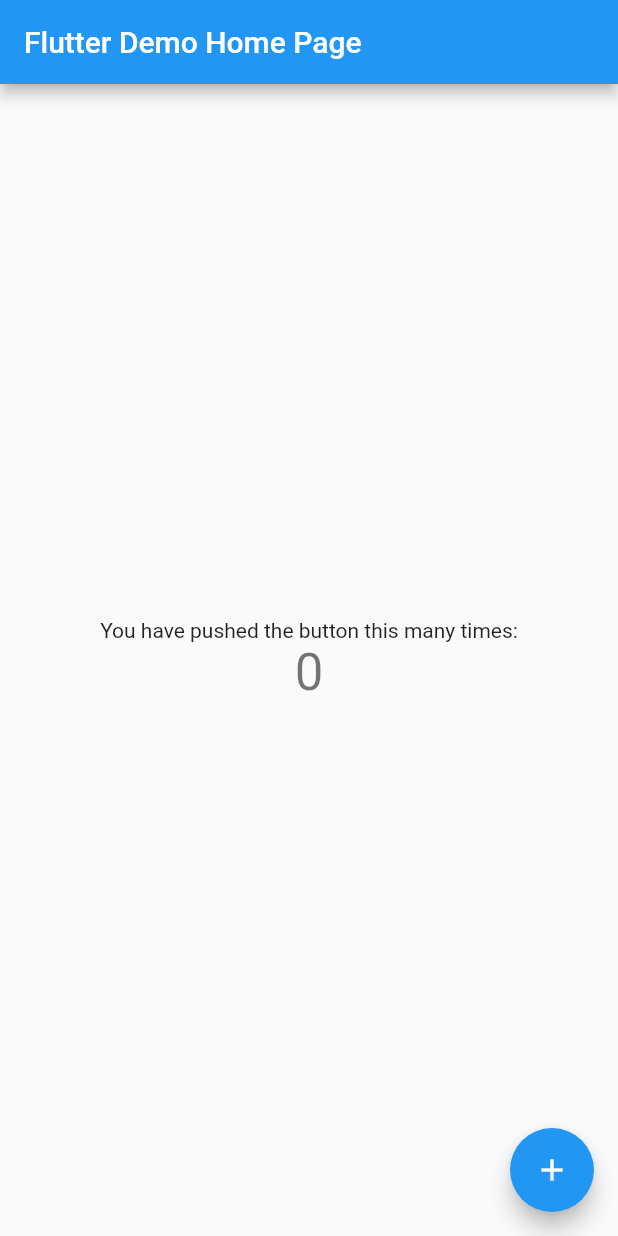
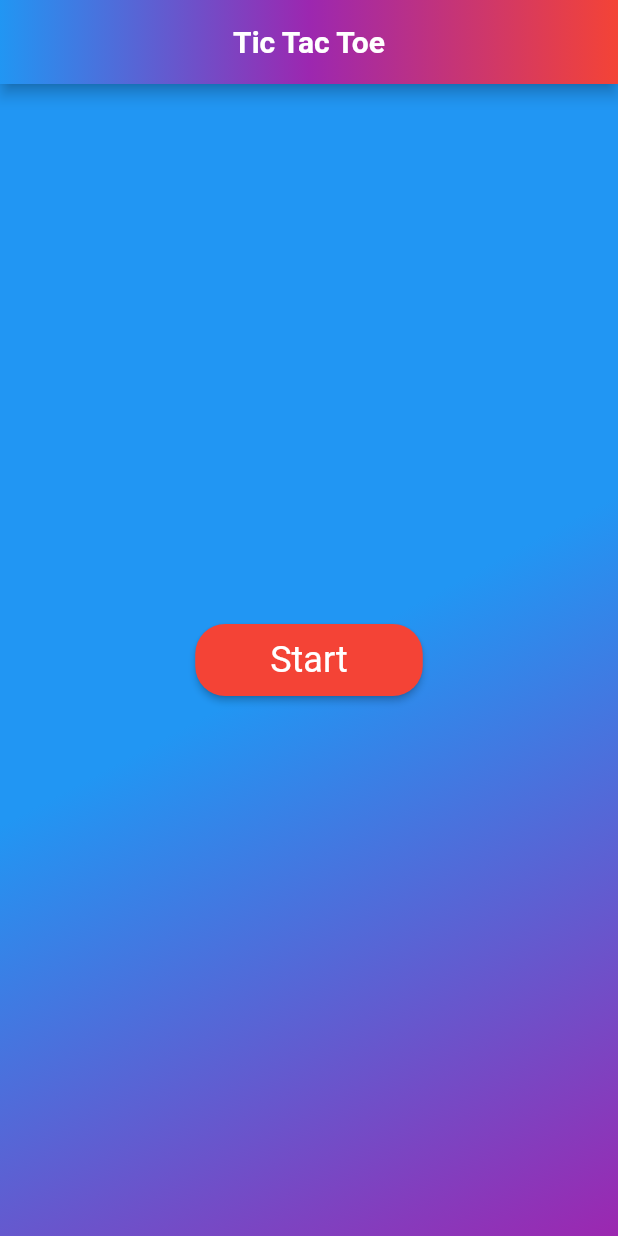
Before and after one commit to Remus-d2/tictactoe_ispas, a Flutter app: the screen it shows after launch, on a phone screen of 412 x 824 dp. Run offline on Flutter 3.47's test engine with Material 2 defaults, Android fonts, the phone set to English and light mode, and no system bars; our stand-ins replace new_gradient_app_bar.

Commit message:
1. Greeting Screen => main.dart
Implementation of basic greeting screen and setup for routes

```diff
--- a/lib/main.dart
+++ b/lib/main.dart
@@ -1,4 +1,5 @@
 import 'package:flutter/material.dart';
+import 'package:new_gradient_app_bar/new_gradient_app_bar.dart';
 
 void main() {
   runApp(const MyApp());
@@ -7,109 +8,84 @@
 class MyApp extends StatelessWidget {
   const MyApp({Key? key}) : super(key: key);
 
-  // This widget is the root of your application.
   @override
   Widget build(BuildContext context) {
     return MaterialApp(
-      title: 'Flutter Demo',
+      title: 'Tic Tac Toe',
       theme: ThemeData(
-        // This is the theme of your application.
-        //
-        // Try running your application with "flutter run". You'll see the
-        // application has a blue toolbar. Then, without quitting the app, try
-        // changing the primarySwatch below to Colors.green and then invoke
-        // "hot reload" (press "r" in the console where you ran "flutter run",
-        // or simply save your changes to "hot reload" in a Flutter IDE).
-        // Notice that the counter didn't reset back to zero; the application
-        // is not restarted.
         primarySwatch: Colors.blue,
       ),
-      home: const MyHomePage(title: 'Flutter Demo Home Page'),
+      home: const StartScreen(),
     );
   }
 }
 
-class MyHomePage extends StatefulWidget {
-  const MyHomePage({Key? key, required this.title}) : super(key: key);
+// === GREETING SCREEN ===
 
-  // This widget is the home page of your application. It is stateful, meaning
-  // that it has a State object (defined below) that contains fields that affect
-  // how it looks.
-
-  // This class is the configuration for the state. It holds the values (in this
-  // case the title) provided by the parent (in this case the App widget) and
-  // used by the build method of the State. Fields in a Widget subclass are
-  // always marked "final".
-
-  final String title;
+class StartScreen extends StatefulWidget {
+  const StartScreen({
+    Key? key,
+  }) : super(key: key);
 
   @override
-  State<MyHomePage> createState() => _MyHomePageState();
+  State<StartScreen> createState() => _MyHomePageState();
 }
 
-class _MyHomePageState extends State<MyHomePage> {
-  int _counter = 0;
-
-  void _incrementCounter() {
-    setState(() {
-      // This call to setState tells the Flutter framework that something has
-      // changed in this State, which causes it to rerun the build method below
-      // so that the display can reflect the updated values. If we changed
-      // _counter without calling setState(), then the build method would not be
-      // called again, and so nothing would appear to happen.
-      _counter++;
-    });
-  }
-
+class _MyHomePageState extends State<StartScreen> {
   @override
-  Widget build(BuildContext context) {
-    // This method is rerun every time setState is called, for instance as done
-    // by the _incrementCounter method above.
-    //
-    // The Flutter framework has been optimized to make rerunning build methods
-    // fast, so that you can just rebuild anything that needs updating rather
-    // than having to individually change instances of widgets.
-    return Scaffold(
-      appBar: AppBar(
-        // Here we take the value from the MyHomePage object that was created by
-        // the App.build method, and use it to set our appbar title.
-        title: Text(widget.title),
-      ),
-      body: Center(
-        // Center is a layout widget. It takes a single child and positions it
-        // in the middle of the parent.
-        child: Column(
-          // Column is also a layout widget. It takes a list of children and
-          // arranges them vertically. By default, it sizes itself to fit its
-          // children horizontally, and tries to be as tall as its parent.
-          //
-          // Invoke "debug painting" (press "p" in the console, choose the
-          // "Toggle Debug Paint" action from the Flutter Inspector in Android
-          // Studio, or the "Toggle Debug Paint" command in Visual Studio Code)
-          // to see the wireframe for each widget.
-          //
-          // Column has various properties to control how it sizes itself and
-          // how it positions its children. Here we use mainAxisAlignment to
-          // center the children vertically; the main axis here is the vertical
-          // axis because Columns are vertical (the cross axis would be
-          // horizontal).
-          mainAxisAlignment: MainAxisAlignment.center,
-          children: <Widget>[
-            const Text(
-              'You have pushed the button this many times:',
+  Widget build(BuildContext context) => Scaffold(
+        appBar: NewGradientAppBar(
+          centerTitle: true,
+          title: const Text(
+            'Tic Tac Toe',
+            style: TextStyle(
+              fontWeight: FontWeight.bold,
             ),
-            Text(
-              '$_counter',
-              style: Theme.of(context).textTheme.headline4,
-            ),
+          ),
+          gradient: const LinearGradient(
+            colors: [
+              Colors.blue,
+              Colors.purple,
+              Colors.red,
+            ],
+          ),
+        ),
+        body: Stack(
+          children: [
+            _mainContainer(),
+            _startButton(),
           ],
         ),
-      ),
-      floatingActionButton: FloatingActionButton(
-        onPressed: _incrementCounter,
-        tooltip: 'Increment',
-        child: const Icon(Icons.add),
-      ), // This trailing comma makes auto-formatting nicer for build methods.
-    );
-  }
+      );
+
+  // === COMPOSITION AND DECOMPOSITION WITH LAMBDA FUNCTIONS ===
+
+  Widget _mainContainer() => Container(
+        decoration: const BoxDecoration(
+          gradient: LinearGradient(
+            begin: Alignment.topLeft,
+            end: Alignment.bottomRight,
+            stops: [0.5, 1],
+            colors: [Colors.blue, Colors.purple],
+          ),
+        ),
+      );
+
+  Widget _startButton() => Center(
+        child: ElevatedButton(
+          style: ElevatedButton.styleFrom(
+            padding: const EdgeInsets.symmetric(horizontal: 50, vertical: 10),
+            primary: Colors.red,
+            textStyle: const TextStyle(fontSize: 20),
+            shape: RoundedRectangleBorder(
+              borderRadius: BorderRadius.circular(20),
+            ),
+          ),
+          child: const Text(
+            'Start',
+            style: TextStyle(fontSize: 24),
+          ),
+          onPressed: () => {},
+        ),
+      );
 }
--- /dev/null
+++ b/lib/screens/gameScreen.dart
@@ -0,0 +1,13 @@
+class GameScreen extends StatefulWidget {
+  const GameScreen({Key? key}) : super(key: key);
+
+  @override
+  State<GameScreen> createState() => _GameScreenState();
+}
+
+class _GameScreenState extends State<GameScreen> {
+  @override
+  Widget build(BuildContext context) {
+    return Container();
+  }
+}
--- a/pubspec.yaml
+++ b/pubspec.yaml
@@ -18,7 +18,7 @@
 version: 1.0.0+1
 
 environment:
-  sdk: ">=2.17.0-182.1.beta <3.0.0"
+  sdk: ">=2.13.4 <3.0.0"
 
 # Dependencies specify other packages that your package needs in order to work.
 # To automatically upgrade your package dependencies to the latest versions
@@ -34,6 +34,7 @@
   # The following adds the Cupertino Icons font to your application.
   # Use with the CupertinoIcons class for iOS style icons.
   cupertino_icons: ^1.0.2
+  new_gradient_app_bar: ^0.2.0
 
 dev_dependencies:
   flutter_test:
```
Also changed, not shown: lib/routes.dart (added), pubspec.lock.
